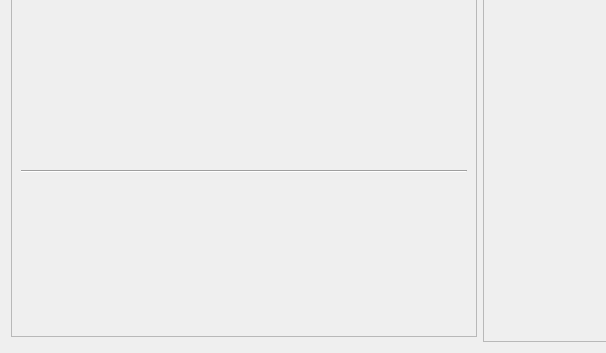
Before: the Qt Designer form src/qt/forms/overviewpage.ui in hronopay/fd, drawn with Qt 5; both pictures show x 0 to 606 and y 261 to 614 of the 960 by 614 pixel window.
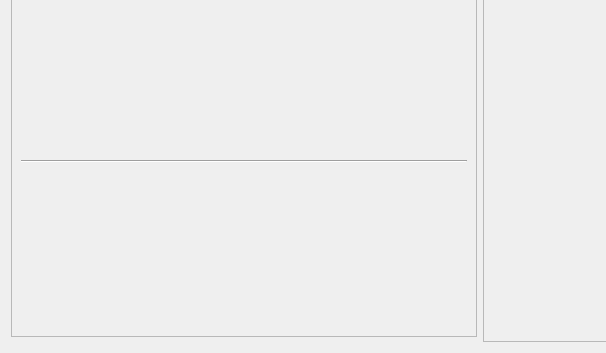
After: the same form once the commit is applied. Icons and pictures are not drawn.

Commit message: backgr splash img

The edit to the form file:
```diff
--- a/src/qt/forms/overviewpage.ui
+++ b/src/qt/forms/overviewpage.ui
@@ -469,6 +469,9 @@
          <property name="layoutDirection">
           <enum>Qt::LeftToRight</enum>
          </property>
+         <property name="styleSheet">
+          <string notr="true">background-image: url(:/images/splash);</string>
+         </property>
          <property name="frameShape">
           <enum>QFrame::StyledPanel</enum>
          </property>
@@ -477,21 +480,7 @@
          </property>
          <layout class="QVBoxLayout" name="verticalLayout_5">
           <item>
-           <layout class="QHBoxLayout" name="horizontalLayout_5">
-            <item>
-             <spacer name="horizontalSpacer_4">
-              <property name="orientation">
-               <enum>Qt::Horizontal</enum>
-              </property>
-              <property name="sizeHint" stdset="0">
-               <size>
-                <width>40</width>
-                <height>20</height>
-               </size>
-              </property>
-             </spacer>
-            </item>
-           </layout>
+           <layout class="QHBoxLayout" name="horizontalLayout_5"/>
           </item>
           <item>
            <widget class="Line" name="lineLastMessage">
```
Left out of the diff: 2 changed lines with no effect on the pictures.
